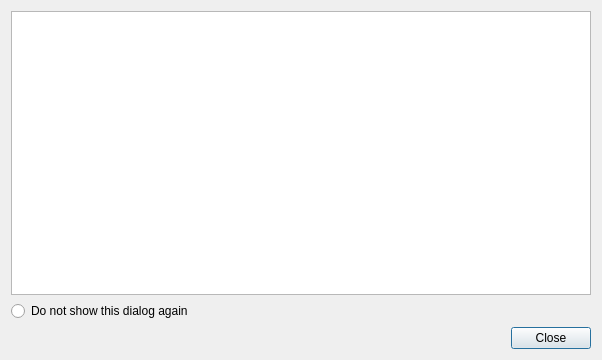
Before: the Qt Designer form src/qt-widgets/PythonInitFailedDialogUi.ui in GPlates/GPlates, drawn with Qt 5.
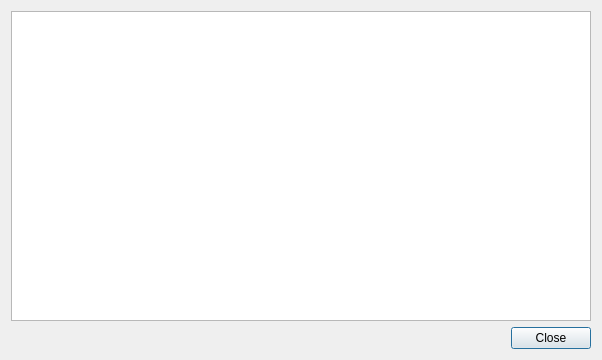
After: the same form once the commit is applied.

Commit message: (opengl3) If Python initialisation fails then show the troubleshooting dialog but do not startup GPlates (since GPlates now requires Python). Also remove option to hide dialog next time (since this dialog only happens on hard failure).

Diff of the .ui file:
```diff
--- a/src/qt-widgets/PythonInitFailedDialogUi.ui
+++ b/src/qt-widgets/PythonInitFailedDialogUi.ui
@@ -21,14 +21,7 @@
 &lt;html&gt;&lt;head&gt;&lt;meta name=&quot;qrichtext&quot; content=&quot;1&quot; /&gt;&lt;style type=&quot;text/css&quot;&gt;
 p, li { white-space: pre-wrap; }
 &lt;/style&gt;&lt;/head&gt;&lt;body style=&quot; font-family:'MS Shell Dlg 2'; font-size:8.25pt; font-weight:400; font-style:normal;&quot;&gt;
-&lt;p style=&quot;-qt-paragraph-type:empty; margin-top:0px; margin-bottom:0px; margin-left:0px; margin-right:0px; -qt-block-indent:0; text-indent:0px; font-size:8pt;&quot;&gt;&lt;/p&gt;&lt;/body&gt;&lt;/html&gt;</string>
-     </property>
-    </widget>
-   </item>
-   <item>
-    <widget class="QRadioButton" name="show_again_button">
-     <property name="text">
-      <string>Do not show this dialog again</string>
+&lt;p style=&quot;-qt-paragraph-type:empty; margin-top:0px; margin-bottom:0px; margin-left:0px; margin-right:0px; -qt-block-indent:0; text-indent:0px; font-size:8pt;&quot;&gt;&lt;br /&gt;&lt;/p&gt;&lt;/body&gt;&lt;/html&gt;</string>
      </property>
     </widget>
    </item>
```
The commit also changes 7 other files.
